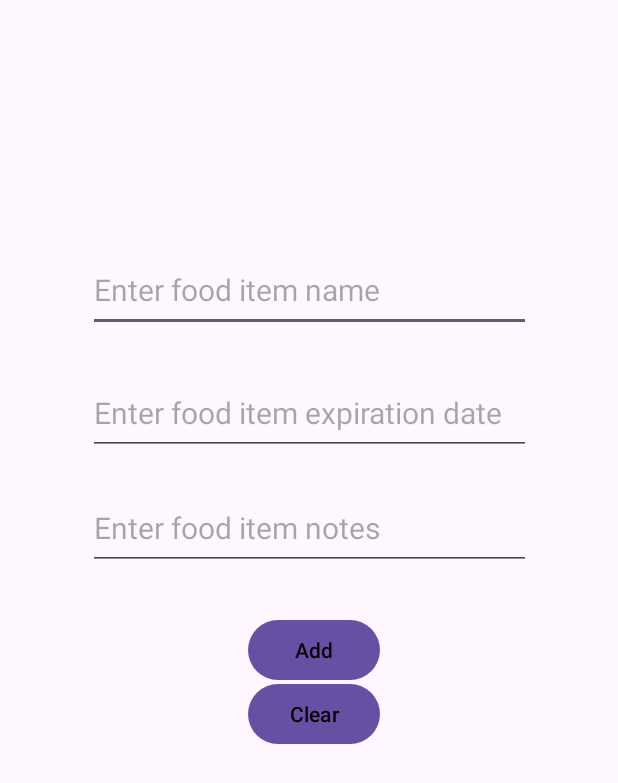
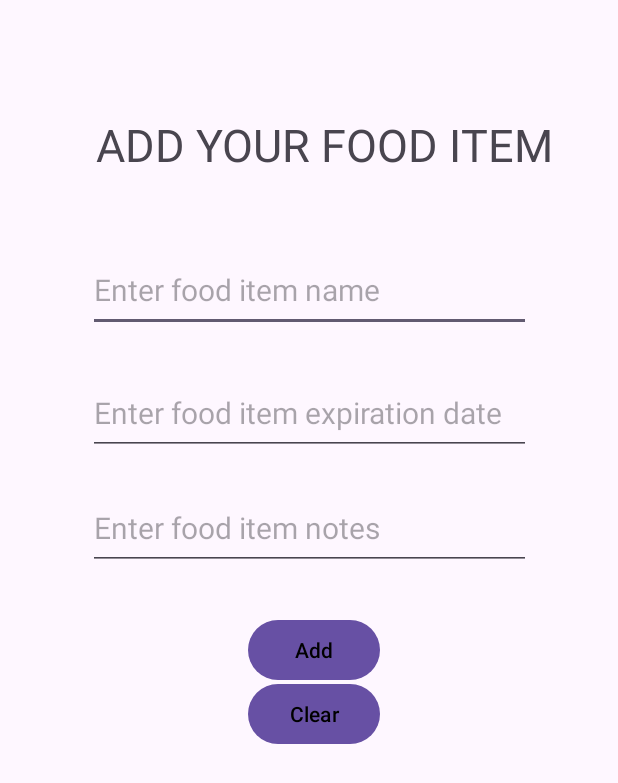
Before and after one commit to ethanpschoen/MyCabinet-Android_App, an Android app: the screen it shows after launch (MainActivity), on a phone screen of 412 x 824 dp. Shown: the top 783 px of the screen. Run offline under Robolectric (Android 15) with nearby library versions, the light colour scheme and no system bars.

```diff
--- a/app/src/main/res/layout/activity_main.xml
+++ b/app/src/main/res/layout/activity_main.xml
@@ -37,6 +37,17 @@
     <!--        app:layout_constraintRight_toRightOf="parent"-->
 <!--        app:layout_constraintTop_toTopOf="parent" />-->
 
+
+    <TextView
+        android:id="@+id/title_text"
+        android:layout_width="wrap_content"
+        android:layout_height="wrap_content"
+        android:layout_marginStart="64dp"
+        android:layout_marginTop="76dp"
+        android:text="ADD YOUR FOOD ITEM"
+        android:textSize="30sp"
+        app:layout_constraintStart_toStartOf="parent"
+        app:layout_constraintTop_toTopOf="parent" />
 
     <EditText
         android:id="@+id/food_notes"
```
